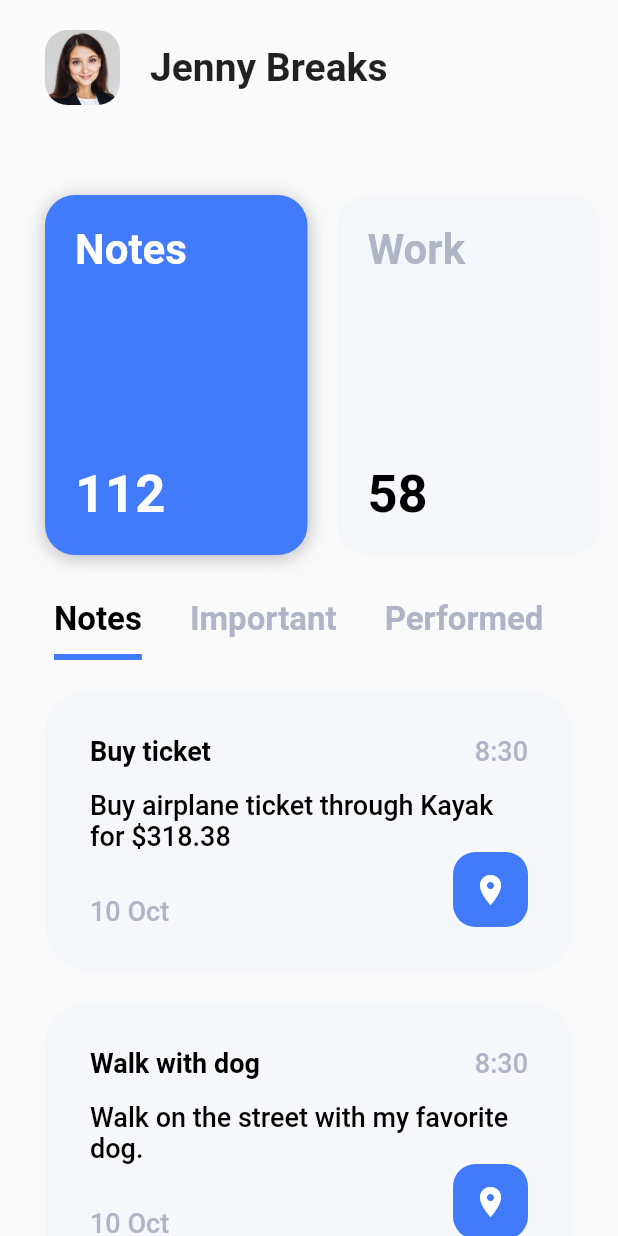
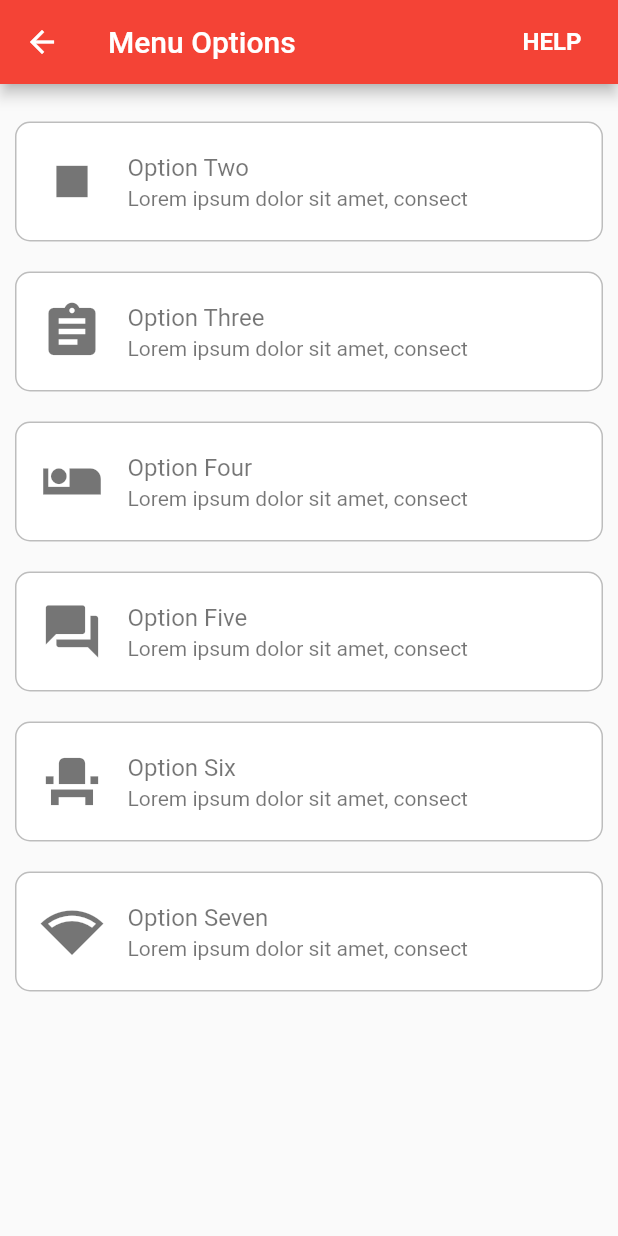
Before and after one commit to Martyniuk/flutter_widgets_lib, a Flutter app: the screen it shows after launch, in the side drawer, after a tap on "Basic", on a phone screen of 412 x 824 dp. Run offline on Flutter 3.47's test engine with Material 2 defaults, Android fonts, the phone set to English and light mode, and no system bars; our stand-ins replace carousel_slider, flutter_screenutil, flutter_slidable, font_awesome_flutter, rxdart; missing offline and left inert: clippy_flutter, gradient_text; generated files the repository leaves out were written again.

Commit message:
feat: menu items added, cleaned from flipper

```diff
--- a/lib/main.dart
+++ b/lib/main.dart
@@ -2,7 +2,6 @@
 import 'dart:io';
 
 import 'package:flutter/material.dart';
-import 'package:flutter_flipperkit/flutter_flipperkit.dart';
 
 // Library of widgets I play with
 import 'library/library.dart';
@@ -20,6 +19,7 @@ import 'library/library.dart';
 // import 'practice/basic/login_app.dart';
 // import 'practice/basic/streaming_app.dart';
 import 'practice/basic/notes_app.dart';
+import 'practice/basic/menu_options.dart';
 // import 'practice/basic/onboarding_screens2.dart';
 // import 'practice/basic/bicycle_app.dart';
 
@@ -31,27 +31,6 @@ import 'cources/zaiste_flutter_in_practice/zaiste_main.dart';
 // import 'practice/medium/tattoo/tattoo_app.dart';
 
 void main() {
-  FlipperClient flipperClient = FlipperClient.getDefault();
-
-  flipperClient.addPlugin(
-    new FlipperNetworkPlugin(
-      // If you use http library, you must set it to false and use https://pub.dev/packages/flipperkit_http_interceptor
-      useHttpOverrides: false,
-      // Optional, for filtering request
-      // filter: (HttpClientRequest request) {
-      //   String url = '${request.uri}';
-      //   if (url.startsWith('https://via.placeholder.com') ||
-      //       url.startsWith('https://gravatar.com')) {
-      //     return false;
-      //   }
-      //   return true;
-      // },
-    ),
-  );
-  // flipperClient.addPlugin(new FlipperReduxInspectorPlugin());
-  // flipperClient.addPlugin(new FlipperSharedPreferencesPlugin());
-  flipperClient.start();
-
   runApp(MyApp());
 }
 
@@ -107,7 +86,7 @@ class _HomeScreenState extends State<HomeScreen> {
                 Navigator.push(
                   context,
                   MaterialPageRoute(
-                    builder: (context) => NotesApp(),
+                    builder: (context) => MenuOptions(),
                   ),
                 );
               },
--- /dev/null
+++ b/lib/practice/basic/menu_options.dart
@@ -0,0 +1,147 @@
+// Core
+import 'package:flutter/material.dart';
+
+List<Map<String, Object>> options = [
+  {
+    'icon': Icons.games,
+    'title': 'Option One',
+    'subtitle': 'Lorem ipsum dolor sit amet, consect',
+  },
+  {
+    'icon': Icons.stop,
+    'title': 'Option Two',
+    'subtitle': 'Lorem ipsum dolor sit amet, consect',
+  },
+  {
+    'icon': Icons.assignment,
+    'title': 'Option Three',
+    'subtitle': 'Lorem ipsum dolor sit amet, consect',
+  },
+  {
+    'icon': Icons.airline_seat_individual_suite,
+    'title': 'Option Four',
+    'subtitle': 'Lorem ipsum dolor sit amet, consect',
+  },
+  {
+    'icon': Icons.question_answer,
+    'title': 'Option Five',
+    'subtitle': 'Lorem ipsum dolor sit amet, consect',
+  },
+  {
+    'icon': Icons.event_seat,
+    'title': 'Option Six',
+    'subtitle': 'Lorem ipsum dolor sit amet, consect',
+  },
+  {
+    'icon': Icons.network_wifi,
+    'title': 'Option Seven',
+    'subtitle': 'Lorem ipsum dolor sit amet, consect',
+  }
+];
+
+class MenuOptions extends StatefulWidget {
+  @override
+  _MenuOptionsState createState() => _MenuOptionsState();
+}
+
+class _MenuOptionsState extends State<MenuOptions> {
+  int selectedOption = 0;
+
+  void _selectOption(int index) {
+    setState(() {
+      selectedOption = index;
+    });
+  }
+
+  @override
+  Widget build(BuildContext context) {
+    return Scaffold(
+      backgroundColor: Color(0xFFFAFAFA),
+      appBar: AppBar(
+        backgroundColor: Colors.red,
+        title: Text('Menu Options'),
+        leading: FlatButton(
+          textColor: Colors.white,
+          child: Icon(
+            Icons.arrow_back,
+          ),
+          onPressed: () {
+            Navigator.pop(context);
+          },
+        ),
+        actions: <Widget>[
+          FlatButton(
+            textColor: Colors.white,
+            child: Text(
+              'HELP',
+              style: TextStyle(
+                fontSize: 16.0,
+                fontWeight: FontWeight.bold,
+                color: Colors.white,
+              ),
+            ),
+            onPressed: () {},
+          ),
+        ],
+      ),
+      body: ListView.builder(
+        itemCount: options.length,
+        itemBuilder: (BuildContext context, int index) {
+          if (index == 0) {
+            return SizedBox(height: 15.0);
+          } else if (index == options.length + 1) {
+            return SizedBox(height: 100.0);
+          }
+          var item = options[index];
+
+          return Container(
+            alignment: Alignment.center,
+            margin: EdgeInsets.all(10.0),
+            width: double.infinity,
+            height: 80.0,
+            decoration: BoxDecoration(
+              color: Colors.white,
+              borderRadius: BorderRadius.circular(10.0),
+              border: selectedOption == index
+                  ? Border.all(color: Colors.black38)
+                  : Border.all(color: Colors.black26),
+              boxShadow: selectedOption == index
+                  ? [
+                      BoxShadow(
+                        color: Colors.black12,
+                        offset: Offset(0.0, 3.0),
+                        blurRadius: 5.0,
+                      ),
+                    ]
+                  : null,
+            ),
+            child: ListTile(
+              onTap: () {
+                _selectOption(index);
+              },
+              leading: Icon(
+                item['icon'],
+                size: 42.0,
+                color: selectedOption == index ? Colors.black : Colors.black54,
+              ),
+              title: Text(
+                item['title'],
+                style: TextStyle(
+                  color:
+                      selectedOption == index ? Colors.black : Colors.black54,
+                ),
+              ),
+              subtitle: Text(
+                item['subtitle'],
+                style: TextStyle(
+                  color:
+                      selectedOption == index ? Colors.black : Colors.black54,
+                ),
+              ),
+            ),
+          );
+        },
+      ),
+    );
+  }
+}
--- a/pubspec.yaml
+++ b/pubspec.yaml
@@ -28,8 +28,6 @@ dependencies:
   http: ^0.12.0+1
   flutter_screenutil: ^0.4.2
   flutter_slidable: ^0.5.4
-  flutter_flipperkit: ^0.0.20
-  flipperkit_http_interceptor:
   dio:
   rxdart:
   flutter:
```
Also changed, not shown: lib/cources/zaiste_flutter_in_practice/models/message.dart (+1 -21 lines), pubspec.lock, 8 other files.
